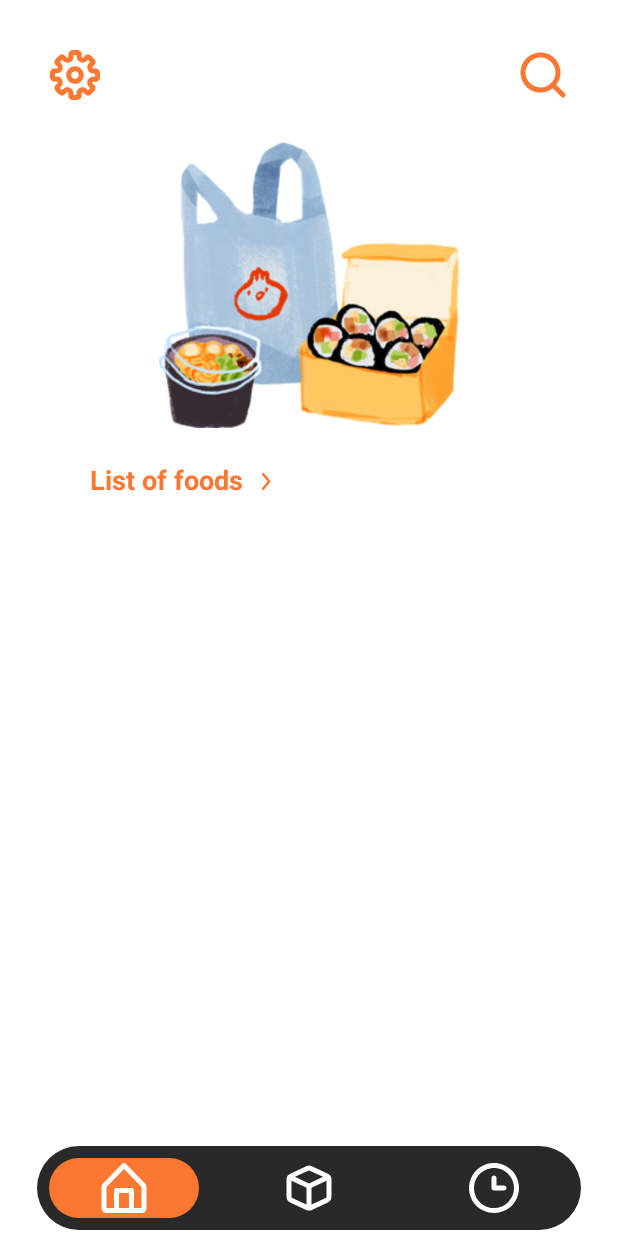
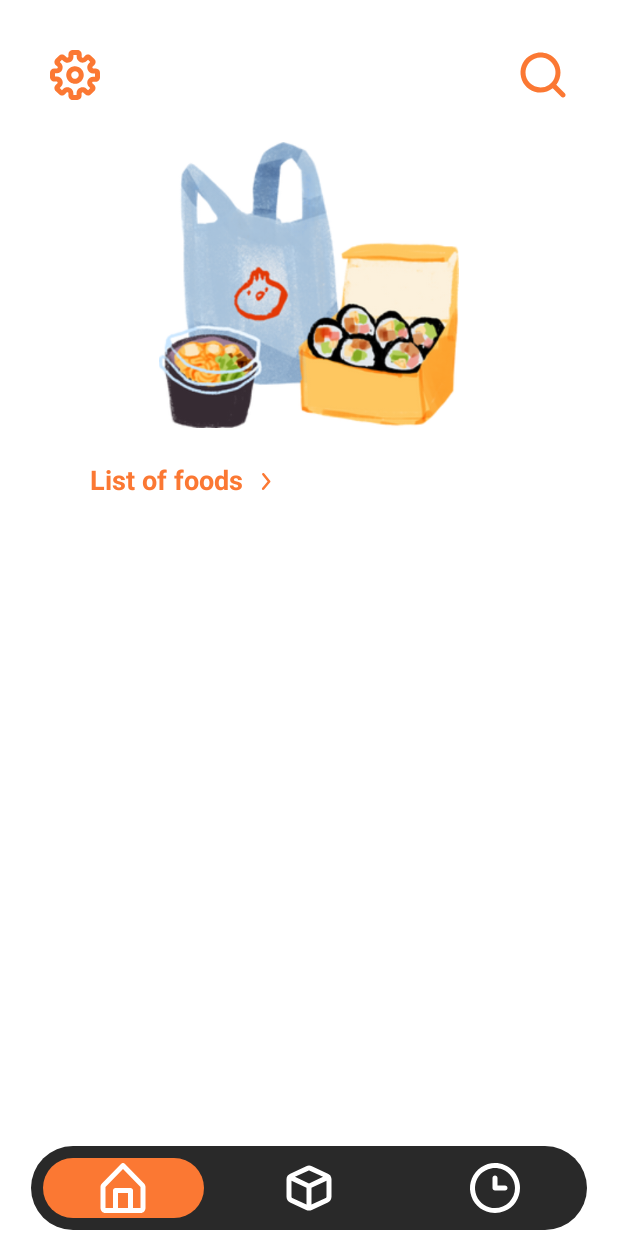
Before and after one commit to NDK2509/Foodomer, an Android app built with Jetpack Compose: the screen it shows after launch (MainActivity), on a phone screen of 412 x 824 dp. Run offline under Robolectric (Android 15) with nearby library versions, the light colour scheme and no system bars; our stand-ins replace Room's generated code.

Commit message:
fix: bottom bar slide with center indicator

```diff
--- a/app/src/main/java/com/example/foodomer/ui/components/core/BottomBar.kt
+++ b/app/src/main/java/com/example/foodomer/ui/components/core/BottomBar.kt
@@ -36,7 +36,7 @@ fun BottomBarIndicator(
 ) {
 
     Column(
-        modifier = Modifier.padding(8.dp).width(width + 8.dp).zIndex(1f).slideByOffsetX(offsetX, duration = 200)
+        modifier = Modifier.padding(vertical = 8.dp).width(width).zIndex(1f).slideByOffsetX(offsetX, duration = 200)
 
     ) {
         Column(
@@ -68,12 +68,11 @@ fun BottomBar(
     navController: NavController, items: List<BottomBarItemProps>
 ) {
     val numOfItems = items.size
-    val bottomBarWidth = (getScreenWidth() * 0.9).toInt()
-    val indicatorWidth = (bottomBarWidth / (numOfItems + 1))
-    val indicatorPositionUnit = ((bottomBarWidth - indicatorWidth) / numOfItems).dp
+    val bottomBarWidth = (getScreenWidth() * 0.9).toInt() + 1
+    val indicatorWidth = (bottomBarWidth / (numOfItems + 0.5)) + 1
 
     var currentIndex by remember { mutableStateOf(0) }
-    var indicatorPosition by remember { mutableStateOf(0.dp) }
+    var indicatorPosition by remember { mutableStateOf(8.dp) }
 
     Row(
         modifier = Modifier.fillMaxWidth(),
@@ -85,19 +84,23 @@ fun BottomBar(
             Modifier
                 .fillMaxWidth(0.9f)
                 .height(64.dp)
-                .padding(4.dp)
+                .padding(vertical = 4.dp)
                 .clip(CircleShape)
                 .background(BlackPrimary)
         ) {
             BottomBarIndicator(
                 width = indicatorWidth.dp, offsetX = indicatorPosition
             )
+
+            val iconsPadding = indicatorWidth / 2 + 8 - ICON_SIZE.value / 2
+            val indicatorPositionUnit = ((bottomBarWidth - 2 * iconsPadding - ICON_SIZE.value) / (numOfItems - 1)).dp
+
             Row(
                 modifier =
                 Modifier
                     .fillMaxWidth()
                     .fillMaxHeight()
-                    .padding(horizontal = (indicatorWidth / 2 - 8).dp)
+                    .padding(horizontal = iconsPadding.dp)
                     .zIndex(2f),
                 horizontalArrangement = Arrangement.SpaceBetween,
                 verticalAlignment = Alignment.CenterVertically
@@ -107,13 +110,13 @@ fun BottomBar(
                         props = it,
                         onClick = {
                             if (idx > currentIndex) {
-                                indicatorPosition += (indicatorPositionUnit + 24.dp) * (idx - currentIndex)
+                                indicatorPosition += (indicatorPositionUnit) * (idx - currentIndex)
                             } else if (idx < currentIndex) {
-                                indicatorPosition -= (indicatorPositionUnit + 24.dp) * (currentIndex - idx)
+                                indicatorPosition -= (indicatorPositionUnit) * (currentIndex - idx)
                             }
 
                             currentIndex = idx
-                            navController.navigate(it.destination)
+//                            navController.navigate(it.destination)
                         },
                         isActive = idx == currentIndex
                     )
```
